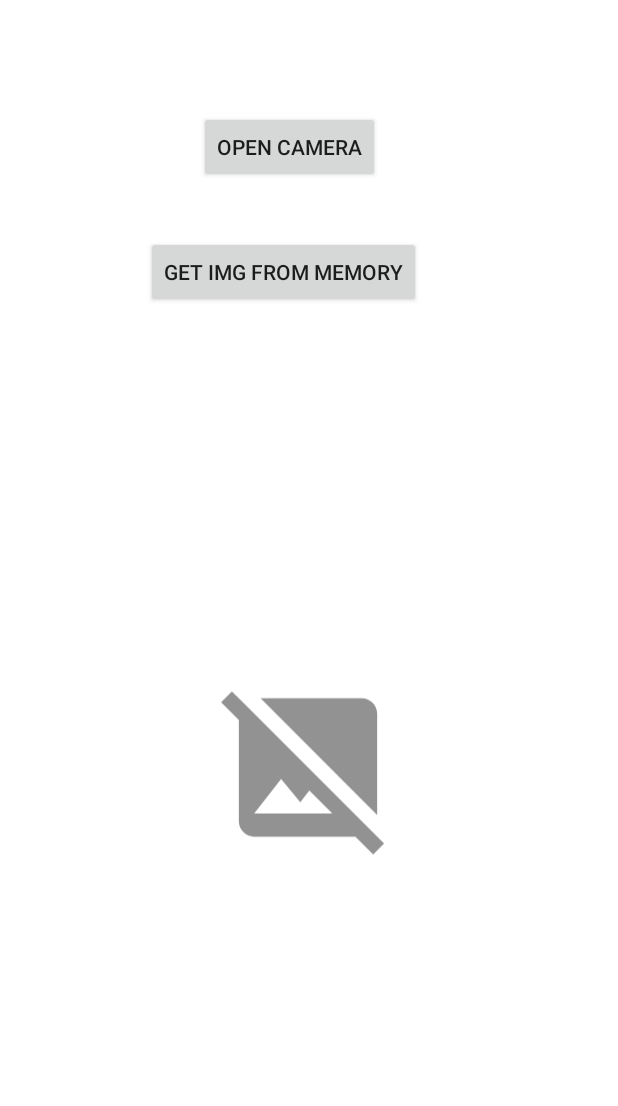
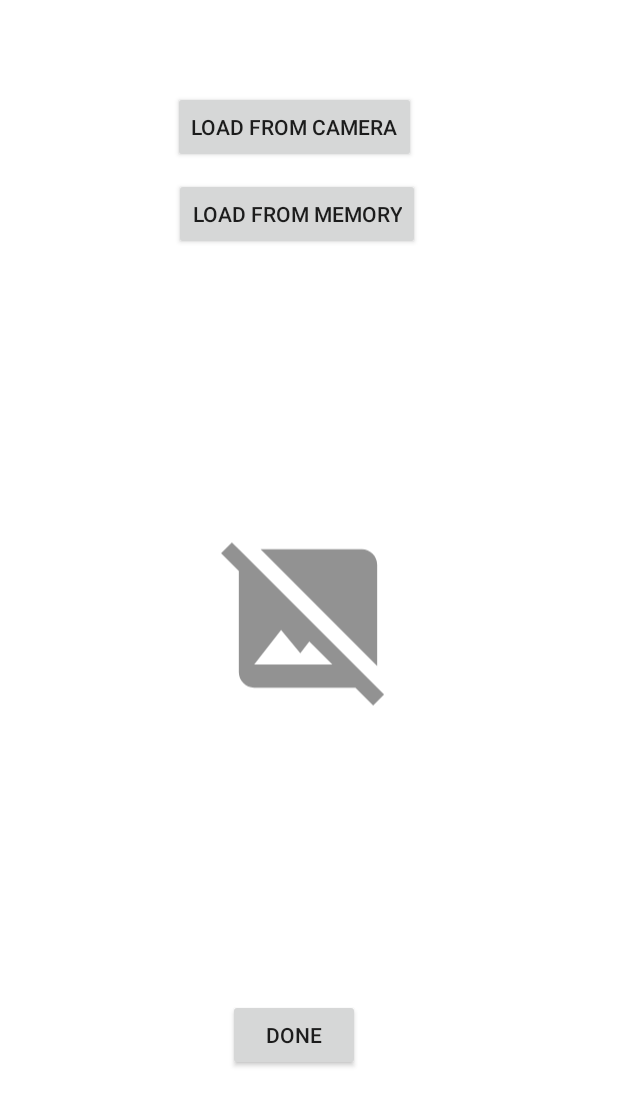
Before and after one commit to gadiFleischer/post-pc-final-project, an Android app: the MyCameraActivity screen opened directly, with no data from a screen before it, on a phone screen of 412 x 824 dp. Shown: the top 1106 px of the screen. Run offline under Robolectric (Android 15) with nearby library versions, the phone set to English and light mode, and no system bars; 3 statements that could not run were skipped.

Commit message:
images in events

```diff
--- a/app/src/main/java/com/example/tripplanner/EditMapActivity.java
+++ b/app/src/main/java/com/example/tripplanner/EditMapActivity.java
@@ -319,7 +319,6 @@ public class EditMapActivity extends FragmentActivity implements OnMapReadyCallb
     }
 
     private void setPhotoToEvent(LatLng pos, ImageView imageView){
-//        imageView.setBackgroundResource(R.drawable.image_unavailable_foreground);
         imageView.setImageResource(R.drawable.image_unavailable_foreground);
         int index = findEventByPos(pos);
         if (index != -1){
@@ -345,7 +344,6 @@ public class EditMapActivity extends FragmentActivity implements OnMapReadyCallb
         curBitmap.compress(Bitmap.CompressFormat.PNG, 100, stream);
         byte[] byteArray = stream.toByteArray();
         addEventActivity.putExtra("image",byteArray);
-
         addEventActivity.putExtra("newEvent", (Serializable) event);
         addEventActivity.putExtra("tripId", this.myTrip.id);
         this.startActivity(addEventActivity);
--- a/app/src/main/java/com/example/tripplanner/MyCameraActivity.java
+++ b/app/src/main/java/com/example/tripplanner/MyCameraActivity.java
@@ -17,6 +17,8 @@ import android.widget.ImageView;
 import android.widget.Toast;
 import androidx.annotation.NonNull;
 
+import com.example.tripplanner.models.EventModel;
+import com.example.tripplanner.models.TripModel;
 import com.google.android.gms.common.api.ApiException;
 import com.google.android.libraries.places.api.Places;
 import com.google.android.libraries.places.api.model.PhotoMetadata;
@@ -25,8 +27,10 @@ import com.google.android.libraries.places.api.net.FetchPhotoRequest;
 import com.google.android.libraries.places.api.net.FetchPlaceRequest;
 import com.google.android.libraries.places.api.net.PlacesClient;
 
+import java.io.ByteArrayOutputStream;
 import java.io.FileNotFoundException;
 import java.io.InputStream;
+import java.io.Serializable;
 import java.util.Collections;
 import java.util.List;
 
@@ -36,7 +40,11 @@ public class MyCameraActivity extends Activity
     private ImageView imageView;
     private static final int MY_CAMERA_PERMISSION_CODE = 100;
     public static final int GALLERY_REQUEST =1;
-
+    MyApp myApp;
+    TripModel myTrip;
+    EventModel event;
+    Bitmap curBitMap=null;
+    String activity;
 
     @Override
     public void onCreate(Bundle savedInstanceState)
@@ -46,7 +54,25 @@ public class MyCameraActivity extends Activity
         this.imageView = (ImageView)this.findViewById(R.id.imageView1);
         Button cameraButton = (Button) this.findViewById(R.id.buttonOpenCamera);
         Button buttonFromMemory = (Button) this.findViewById(R.id.buttonFromMemory);
-        getMapImage();
+        Button returnToActivity = (Button) this.findViewById(R.id.returnToActivity);
+
+
+        myApp=new MyApp(this);
+        Intent getTripIntent=getIntent();
+        myTrip = myApp.getTripById(getTripIntent.getStringExtra("tripId"));
+        activity = getTripIntent.getStringExtra("activity");
+        if(activity.equals("add")){
+            event =(EventModel) getTripIntent.getSerializableExtra("newEvent");
+        }else{
+            event = myTrip.getEventById(getTripIntent.getStringExtra("eventId"));
+        }
+
+        if(event.bitmap!=null){
+            this.imageView.setImageBitmap(event.bitmap);
+        }else{
+            imageView.setImageResource(R.drawable.image_unavailable_foreground);
+        }
+
 
         cameraButton.setOnClickListener(v -> {
             if (checkSelfPermission(Manifest.permission.CAMERA) != PackageManager.PERMISSION_GRANTED)
@@ -64,6 +90,29 @@ public class MyCameraActivity extends Activity
             Intent photoPickerIntent = new Intent(Intent.ACTION_PICK);
             photoPickerIntent.setType("image/*");
             startActivityForResult(photoPickerIntent, GALLERY_REQUEST);
+        });
+
+        returnToActivity.setOnClickListener(view -> {
+            if(curBitMap!=null){
+                event.bitmap=curBitMap;
+            }
+            Intent backToIntent;
+            if(activity.equals("edit")){
+                backToIntent = new Intent(this, EditEvent.class);
+                backToIntent.putExtra("eventId", event.id);
+
+            }else{ //ADD EVENT
+                backToIntent = new Intent(this, NewEvent.class);
+                ByteArrayOutputStream stream = new ByteArrayOutputStream();
+                event.bitmap.compress(Bitmap.CompressFormat.PNG, 100, stream);
+                byte[] byteArray = stream.toByteArray();
+                backToIntent.putExtra("image",byteArray);
+                backToIntent.putExtra("newEvent", (Serializable) event);
+            }
+            backToIntent.putExtra("tripId", this.myTrip.id);
+            myApp.saveTrip(myTrip);
+            this.startActivity(backToIntent);
+            finish();
         });
     }
 
@@ -94,6 +143,7 @@ public class MyCameraActivity extends Activity
             if (requestCode == CAMERA_REQUEST && resultCode == Activity.RESULT_OK) {
                 Bitmap photo = (Bitmap) data.getExtras().get("data");
                 imageView.setImageBitmap(photo);
+                curBitMap=photo;
             }
             else if (resultCode == RESULT_OK) {
                 try {
@@ -101,6 +151,7 @@ public class MyCameraActivity extends Activity
                     final InputStream imageStream = getContentResolver().openInputStream(imageUri);
                     final Bitmap selectedImage = BitmapFactory.decodeStream(imageStream);
                     imageView.setImageBitmap(selectedImage);
+                    curBitMap=selectedImage;
                 } catch (FileNotFoundException e) {
                     e.printStackTrace();
                     Toast.makeText(this, "Something went wrong", Toast.LENGTH_LONG).show();
@@ -108,45 +159,4 @@ public class MyCameraActivity extends Activity
             }
         }
     }
-
-    public void getMapImage() {
-        final Bitmap[] bitmap = {null};
-        String apiKey = getString(R.string.api_key);
-        if (!Places.isInitialized()) {
-            Places.initialize(getApplicationContext(), apiKey);
-        }
-        PlacesClient placesClient = Places.createClient(this);
-        String placeId = "";
-        List<Place.Field> fields = Collections.singletonList(Place.Field.PHOTO_METADATAS);
-        final FetchPlaceRequest placeRequest = FetchPlaceRequest.newInstance(placeId, fields);
-        placesClient.fetchPlace(placeRequest).addOnSuccessListener((response) -> {
-            final Place place = response.getPlace();
-            final List<PhotoMetadata> metadata = place.getPhotoMetadatas();
-            if (metadata == null || metadata.isEmpty()) {
-                Log.w(TAG, "No photo metadata.");
-                return;
-            }
-            final PhotoMetadata photoMetadata = metadata.get(0);
-            final FetchPhotoRequest photoRequest = FetchPhotoRequest.builder(photoMetadata)
-                    .setMaxWidth(500) // Optional.
-                    .setMaxHeight(300) // Optional.
-                    .build();
-            placesClient.fetchPhoto(photoRequest).addOnSuccessListener((fetchPhotoResponse) -> {
-                bitmap[0] = fetchPhotoResponse.getBitmap();
-                imageView.setImageBitmap(bitmap[0]);
-            }).addOnFailureListener((exception) -> {
-                Bitmap icon = BitmapFactory.decodeResource(this.getResources(),
-                        R.drawable.image_unavailable_foreground);
-                imageView.setImageBitmap(icon);
-                if (exception instanceof ApiException) {
-                    final ApiException apiException = (ApiException) exception;
-                }
-            });
-        });
-        if (bitmap[0] == null){
-            Bitmap icon = BitmapFactory.decodeResource(this.getResources(), R.drawable.image_unavailable_foreground);
-            bitmap[0] = icon;
-        }
-        imageView.setImageResource(R.drawable.image_unavailable_foreground);
-    }
 }
--- a/app/src/main/res/layout/image_layout.xml
+++ b/app/src/main/res/layout/image_layout.xml
@@ -10,25 +10,25 @@
         android:id="@+id/buttonOpenCamera"
         android:layout_width="wrap_content"
         android:layout_height="wrap_content"
-        android:text="open camera"
+        android:text="Load from camera"
         app:layout_constraintBottom_toBottomOf="parent"
         app:layout_constraintEnd_toEndOf="parent"
-        app:layout_constraintHorizontal_bias="0.456"
+        app:layout_constraintHorizontal_bias="0.46"
         app:layout_constraintStart_toStartOf="parent"
         app:layout_constraintTop_toTopOf="parent"
-        app:layout_constraintVertical_bias="0.095"></Button>
+        app:layout_constraintVertical_bias="0.078"></Button>
 
     <Button
         android:id="@+id/buttonFromMemory"
         android:layout_width="wrap_content"
         android:layout_height="wrap_content"
-        android:text="get img from memory"
+        android:text="Load from memory"
         app:layout_constraintBottom_toBottomOf="parent"
         app:layout_constraintEnd_toEndOf="parent"
-        app:layout_constraintHorizontal_bias="0.426"
+        app:layout_constraintHorizontal_bias="0.469"
         app:layout_constraintStart_toStartOf="parent"
         app:layout_constraintTop_toTopOf="parent"
-        app:layout_constraintVertical_bias="0.203"></Button>
+        app:layout_constraintVertical_bias="0.153"></Button>
 
     <ImageView
         android:id="@+id/imageView1"
@@ -39,8 +39,19 @@
         app:layout_constraintEnd_toEndOf="parent"
         app:layout_constraintHorizontal_bias="0.497"
         app:layout_constraintStart_toStartOf="parent"
+        app:layout_constraintTop_toTopOf="parent"></ImageView>
+
+    <Button
+        android:id="@+id/returnToActivity"
+        android:layout_width="wrap_content"
+        android:layout_height="wrap_content"
+        android:text="Done"
+        app:layout_constraintBottom_toBottomOf="parent"
+        app:layout_constraintEnd_toEndOf="parent"
+        app:layout_constraintHorizontal_bias="0.469"
+        app:layout_constraintStart_toStartOf="parent"
         app:layout_constraintTop_toTopOf="parent"
-        app:layout_constraintVertical_bias="0.756"></ImageView>
+        app:layout_constraintVertical_bias="0.858"></Button>
 
 
 </androidx.constraintlayout.widget.ConstraintLayout>
--- a/app/src/main/res/values/styles.xml
+++ b/app/src/main/res/values/styles.xml
@@ -7,6 +7,4 @@
 
     </style>
 
-
-
 </resources>
```
Also changed, not shown: app/src/main/java/com/example/tripplanner/EditEvent.java (+6 -2 lines), app/src/main/java/com/example/tripplanner/NewEvent.java (+11 -0 lines), app/src/main/res/layout/add_new_event_activity.xml (+20 -3 lines).
